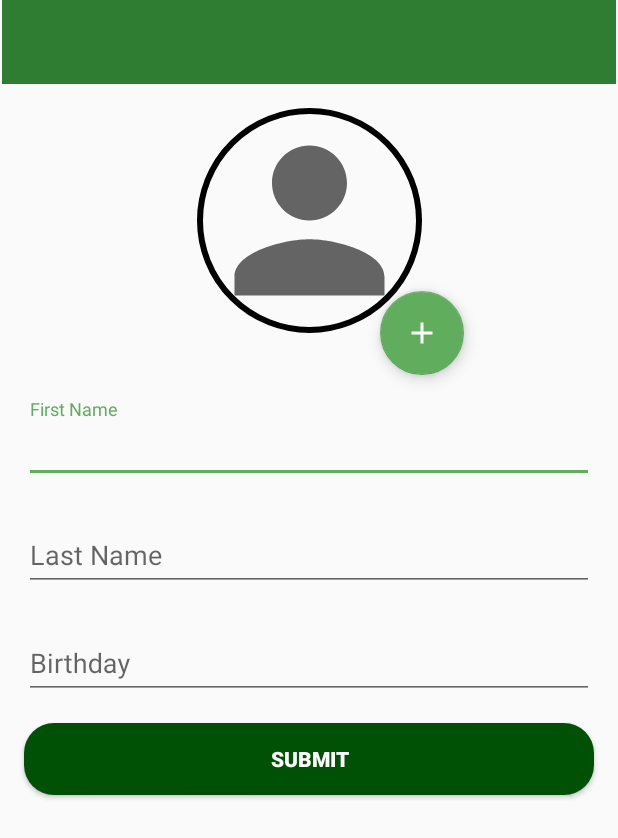
After one commit to BlissDeveloper/Chamber_Of_Wizards_Remastered, an Android app: the UserInfoActivity screen opened directly, with no data from a screen before it, on a phone screen of 412 x 824 dp. The commit adds this screen. Shown: the top 838 px of the screen. Run offline under Robolectric (Android 15) with nearby library versions, the phone set to English and light mode, and no system bars; our stand-ins replace CircleImageView.

Commit message:
User info UI

```diff
--- a/app/build.gradle
+++ b/app/build.gradle
@@ -57,5 +57,8 @@ dependencies {
     // When using the BoM, don't specify versions in Firebase dependencies
     implementation 'com.google.firebase:firebase-analytics-ktx'
 
+    //Circle Image View
+    implementation 'de.hdodenhof:circleimageview:3.1.0'
+
 
 }
--- a/app/src/main/AndroidManifest.xml
+++ b/app/src/main/AndroidManifest.xml
@@ -9,7 +9,8 @@
         android:roundIcon="@mipmap/ic_launcher_round"
         android:supportsRtl="true"
         android:theme="@style/AppTheme">
-        <activity android:name=".RegisterActivity"></activity>
+        <activity android:name=".UserInfoActivity"></activity>
+        <activity android:name=".RegisterActivity" />
         <activity android:name=".LoginActivity">
             <intent-filter>
                 <action android:name="android.intent.action.MAIN" />
--- a/app/src/main/java/com/example/chamberofwizards/BaseActivity.kt
+++ b/app/src/main/java/com/example/chamberofwizards/BaseActivity.kt
@@ -12,8 +12,8 @@ import kotlin.reflect.KClass
 open class BaseActivity : AppCompatActivity() {
     lateinit var uiUtils: UiUtils
 
-    override fun onCreate(savedInstanceState: Bundle?, persistentState: PersistableBundle?) {
-        super.onCreate(savedInstanceState, persistentState)
+    override fun onCreate(savedInstanceState: Bundle?) {
+        super.onCreate(savedInstanceState)
         uiUtils = UiUtils(this)
     }
 
--- /dev/null
+++ b/app/src/main/java/com/example/chamberofwizards/UserInfoActivity.kt
@@ -0,0 +1,17 @@
+package com.example.chamberofwizards
+
+import androidx.appcompat.app.AppCompatActivity
+import android.os.Bundle
+import android.widget.Toast
+import com.example.chamberofwizards.model.User
+
+class UserInfoActivity : BaseActivity() {
+    override fun onCreate(savedInstanceState: Bundle?) {
+        super.onCreate(savedInstanceState)
+        setContentView(R.layout.activity_user_info)
+
+        val user = User.instance
+
+
+    }
+}
--- /dev/null
+++ b/app/src/main/res/drawable/ic_add.xml
@@ -0,0 +1,5 @@
+<vector android:height="24dp" android:tint="#FFFFFF"
+    android:viewportHeight="24" android:viewportWidth="24"
+    android:width="24dp" xmlns:android="http://schemas.android.com/apk/res/android">
+    <path android:fillColor="@android:color/white" android:pathData="M19,13h-6v6h-2v-6H5v-2h6V5h2v6h6v2z"/>
+</vector>
--- /dev/null
+++ b/app/src/main/res/drawable/ic_placeholder.xml
@@ -0,0 +1,10 @@
+<vector xmlns:android="http://schemas.android.com/apk/res/android"
+    android:width="24dp"
+    android:height="24dp"
+    android:viewportWidth="24"
+    android:viewportHeight="24"
+    android:tint="?attr/colorControlNormal">
+  <path
+      android:fillColor="@android:color/white"
+      android:pathData="M12,12c2.21,0 4,-1.79 4,-4s-1.79,-4 -4,-4 -4,1.79 -4,4 1.79,4 4,4zM12,14c-2.67,0 -8,1.34 -8,4v2h16v-2c0,-2.66 -5.33,-4 -8,-4z"/>
+</vector>
--- /dev/null
+++ b/app/src/main/res/layout/activity_user_info.xml
@@ -0,0 +1,114 @@
+<?xml version="1.0" encoding="utf-8"?>
+<androidx.constraintlayout.widget.ConstraintLayout xmlns:android="http://schemas.android.com/apk/res/android"
+    xmlns:app="http://schemas.android.com/apk/res-auto"
+    xmlns:tools="http://schemas.android.com/tools"
+    android:layout_width="match_parent"
+    android:layout_height="match_parent"
+    tools:context="com.example.chamberofwizards.UserInfoActivity">
+
+    <androidx.appcompat.widget.Toolbar
+        android:id="@+id/tbUserInfo"
+        android:layout_width="409dp"
+        android:layout_height="wrap_content"
+        android:background="?attr/colorPrimary"
+        android:minHeight="?attr/actionBarSize"
+        android:theme="@style/ThemeOverlay.AppCompat.Dark.ActionBar"
+        app:layout_constraintEnd_toEndOf="parent"
+        app:layout_constraintStart_toStartOf="parent"
+        app:layout_constraintTop_toTopOf="parent" />
+
+    <de.hdodenhof.circleimageview.CircleImageView
+        android:id="@+id/circleDP"
+        android:layout_width="150dp"
+        android:layout_height="150dp"
+        android:layout_marginStart="16dp"
+        android:layout_marginTop="16dp"
+        android:layout_marginEnd="16dp"
+        android:scaleType="centerCrop"
+        android:src="@drawable/ic_placeholder"
+        app:civ_border_color="#FF000000"
+        app:civ_border_width="4dp"
+        app:layout_constraintEnd_toEndOf="parent"
+        app:layout_constraintStart_toStartOf="parent"
+        app:layout_constraintTop_toBottomOf="@+id/tbUserInfo"
+        tools:src="@drawable/ic_placeholder" />
+
+    <com.google.android.material.floatingactionbutton.FloatingActionButton
+        android:id="@+id/floatingActionButton"
+        android:layout_width="wrap_content"
+        android:layout_height="wrap_content"
+        android:src="@drawable/ic_add"
+        app:layout_constraintBottom_toBottomOf="@+id/circleDP"
+        app:layout_constraintEnd_toEndOf="@+id/circleDP"
+        app:layout_constraintStart_toEndOf="@+id/circleDP"
+        app:layout_constraintTop_toBottomOf="@+id/circleDP" />
+
+    <com.google.android.material.textfield.TextInputLayout
+        android:id="@+id/textInputLayout4"
+        android:layout_width="0dp"
+        android:layout_height="wrap_content"
+        android:layout_marginStart="16dp"
+        android:layout_marginTop="16dp"
+        android:layout_marginEnd="16dp"
+        android:hint="@string/f_name"
+        app:layout_constraintEnd_toEndOf="parent"
+        app:layout_constraintStart_toStartOf="parent"
+        app:layout_constraintTop_toBottomOf="@+id/floatingActionButton">
+
+        <com.google.android.material.textfield.TextInputEditText
+            android:layout_width="match_parent"
+            android:layout_height="match_parent" />
+
+    </com.google.android.material.textfield.TextInputLayout>
+
+    <com.google.android.material.textfield.TextInputLayout
+        android:id="@+id/textInputLayout6"
+        android:layout_width="0dp"
+        android:layout_height="wrap_content"
+        android:layout_marginStart="16dp"
+        android:layout_marginTop="16dp"
+        android:layout_marginEnd="16dp"
+        android:hint="@string/l_name"
+        app:layout_constraintEnd_toEndOf="parent"
+        app:layout_constraintStart_toStartOf="parent"
+        app:layout_constraintTop_toBottomOf="@+id/textInputLayout4">
+
+        <com.google.android.material.textfield.TextInputEditText
+            android:layout_width="match_parent"
+            android:layout_height="match_parent" />
+
+    </com.google.android.material.textfield.TextInputLayout>
+
+    <com.google.android.material.textfield.TextInputLayout
+        android:id="@+id/textInputLayout7"
+        android:layout_width="0dp"
+        android:layout_height="wrap_content"
+        android:layout_marginStart="16dp"
+        android:layout_marginTop="16dp"
+        android:layout_marginEnd="16dp"
+        android:hint="@string/b_date"
+        app:layout_constraintEnd_toEndOf="parent"
+        app:layout_constraintStart_toStartOf="parent"
+        app:layout_constraintTop_toBottomOf="@+id/textInputLayout6">
+
+        <com.google.android.material.textfield.TextInputEditText
+            android:layout_width="match_parent"
+            android:layout_height="match_parent" />
+
+    </com.google.android.material.textfield.TextInputLayout>
+
+    <Button
+        android:layout_width="0dp"
+        android:layout_height="wrap_content"
+        android:layout_marginStart="16dp"
+        android:layout_marginTop="16dp"
+        android:layout_marginEnd="16dp"
+        android:background="@drawable/rounded_button"
+        android:text="@string/submit"
+        android:textColor="@color/design_default_color_background"
+        android:textStyle="bold"
+        app:layout_constraintEnd_toEndOf="parent"
+        app:layout_constraintStart_toStartOf="parent"
+        app:layout_constraintTop_toBottomOf="@+id/textInputLayout7" />
+
+</androidx.constraintlayout.widget.ConstraintLayout>
--- a/app/src/main/res/values/strings.xml
+++ b/app/src/main/res/values/strings.xml
@@ -6,6 +6,10 @@
     <string name="password">Password</string>
     <string name="register">Register</string>
     <string name="confirm_pass">Confirm Password</string>
+    <string name="f_name">First Name</string>
+    <string name="l_name">Last Name</string>
+    <string name="b_date">Birthday</string>
+    <string name="submit">Submit</string>
 
     <string name="no_account">Don\'t have an account?</string>
 
```
Also changed, not shown: app/src/main/java/com/example/chamberofwizards/RegisterActivity.kt (+50 -0 lines), app/src/main/java/com/example/chamberofwizards/utils/ValidationUtils.kt (added, +21 -0 lines), app/src/main/res/layout/activity_register.xml (+9 -3 lines), 1 other file.
